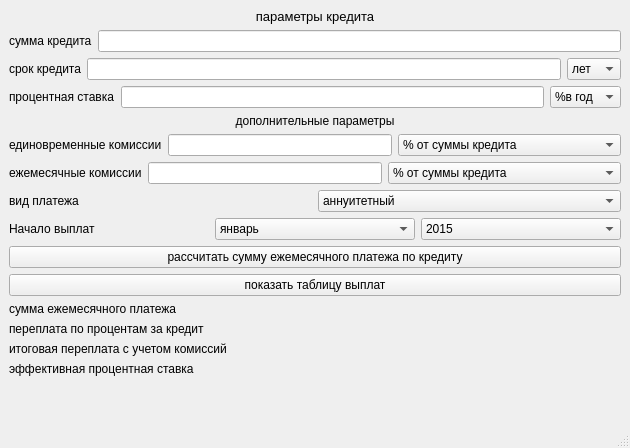
Old version of the form mainwindow.ui in the repository ymnavfka/Lesson_9.
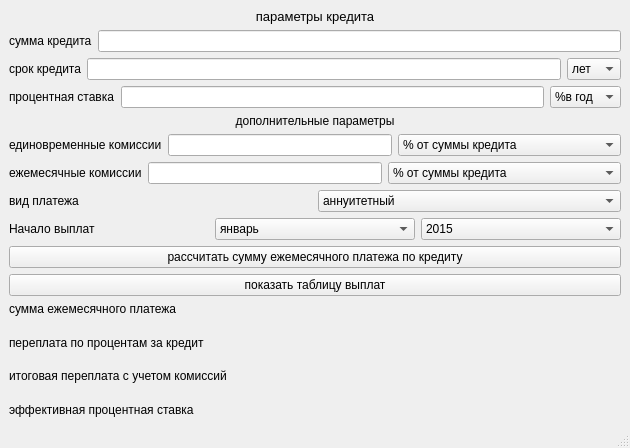
New version of the form.

The edit to the form file:
```diff
--- a/mainwindow.ui
+++ b/mainwindow.ui
@@ -536,6 +536,45 @@
         </property>
        </widget>
       </item>
+      <item row="1" column="0">
+       <spacer name="verticalSpacer">
+        <property name="orientation">
+         <enum>Qt::Vertical</enum>
+        </property>
+        <property name="sizeHint" stdset="0">
+         <size>
+          <width>20</width>
+          <height>40</height>
+         </size>
+        </property>
+       </spacer>
+      </item>
+      <item row="3" column="0">
+       <spacer name="verticalSpacer_2">
+        <property name="orientation">
+         <enum>Qt::Vertical</enum>
+        </property>
+        <property name="sizeHint" stdset="0">
+         <size>
+          <width>20</width>
+          <height>40</height>
+         </size>
+        </property>
+       </spacer>
+      </item>
+      <item row="5" column="0">
+       <spacer name="verticalSpacer_3">
+        <property name="orientation">
+         <enum>Qt::Vertical</enum>
+        </property>
+        <property name="sizeHint" stdset="0">
+         <size>
+          <width>20</width>
+          <height>40</height>
+         </size>
+        </property>
+       </spacer>
+      </item>
      </layout>
     </item>
    </layout>
```
